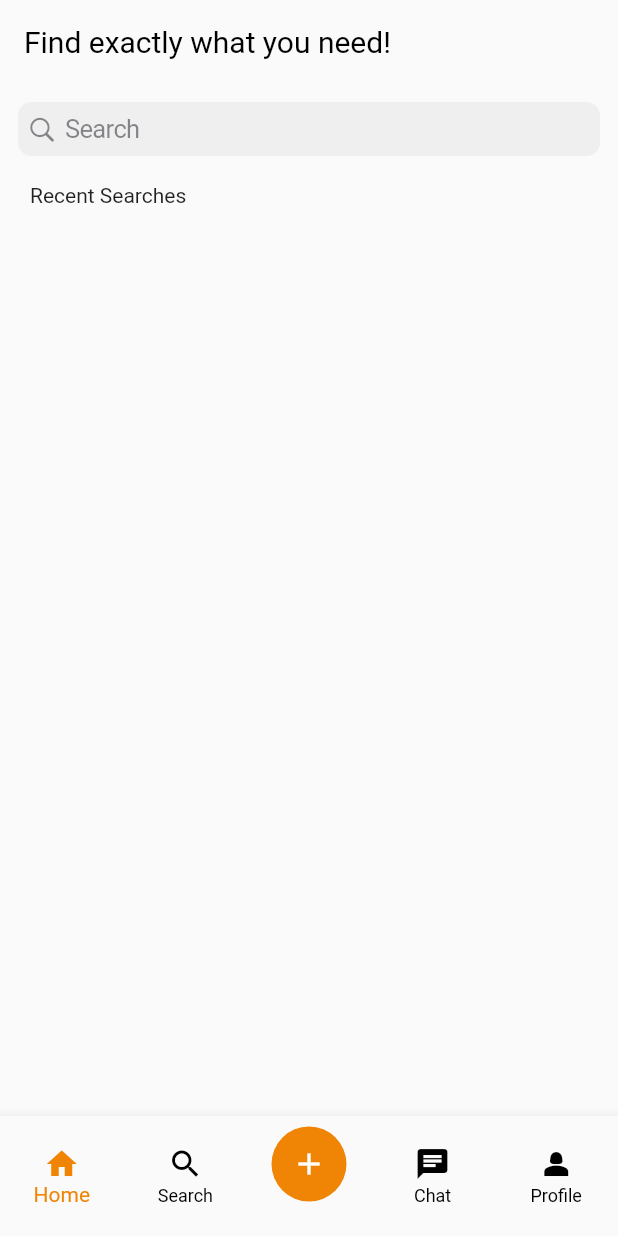
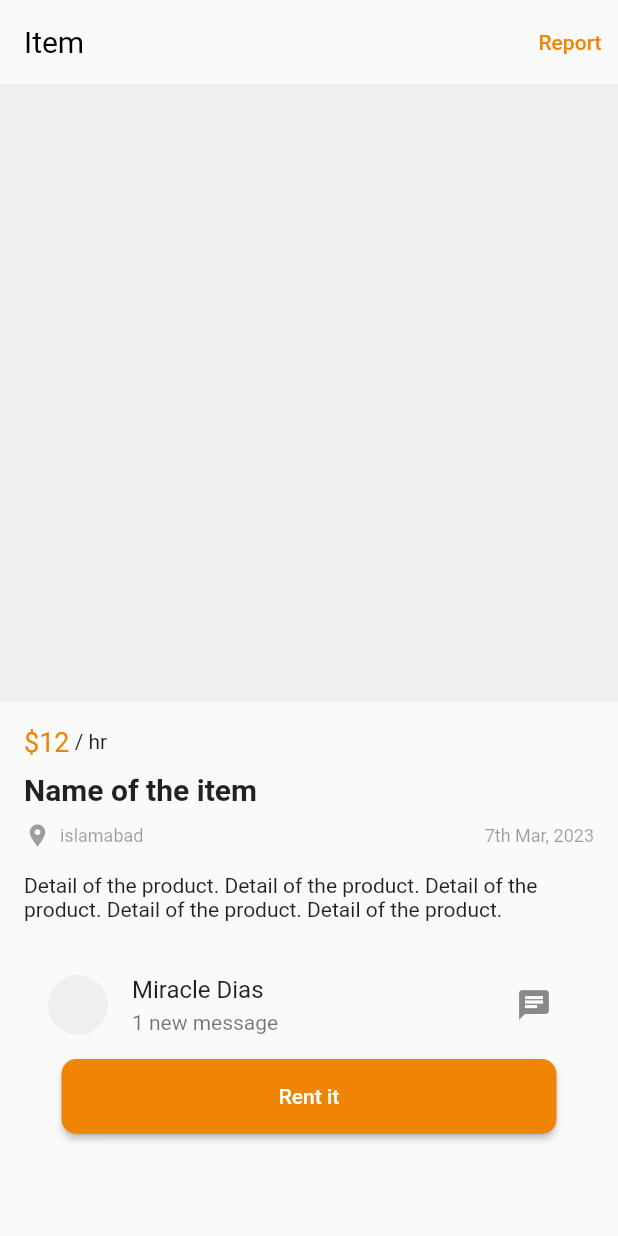
Before and after one commit to AbdulSami55/fast_app, a Flutter app: the screen it shows after launch, on a phone screen of 412 x 824 dp. Run offline on Flutter 3.47's test engine with Material 2 defaults, Android fonts, the phone set to English and light mode, and no system bars; our stand-ins replace connectivity_plus, dio, dropdown_button2, firebase_core, firebase_messaging, flutter_local_notifications and 8 more; accounts and stored records are empty.

Commit message:
new new new

```diff
--- a/lib/main.dart
+++ b/lib/main.dart
@@ -4,6 +4,7 @@ import 'package:fast_app/screens/admin/controller/AuthController.dart';
 import 'package:fast_app/screens/admin/controller/SettingController.dart';
 import 'package:fast_app/screens/chat/chat_list_screen.dart';
 import 'package:fast_app/screens/dashboard.dart';
+import 'package:fast_app/screens/product_detail.dart/product_detail.dart';
 import 'package:fast_app/screens/profile/profile_screen.dart';
 import 'package:flutter/material.dart';
 import 'package:get/get_navigation/src/root/get_material_app.dart';
@@ -70,7 +71,7 @@ class MyApp extends StatelessWidget {
       debugShowCheckedModeBanner: false,
       initialBinding: ControllerBindings(),
       title: 'Flutter Demo',
-      home: DashboardScreen(),
+      home: ProductDetail(),
     );
   }
 }
--- /dev/null
+++ b/lib/screens/product_detail.dart/product_detail.dart
@@ -0,0 +1,123 @@
+import 'package:fast_app/config/app_colors.dart';
+import 'package:fast_app/const/const_variable.dart';
+import 'package:fast_app/screens/report/report_screen.dart';
+import 'package:fast_app/widgets/app_button.dart';
+import 'package:flutter/material.dart';
+
+class ProductDetail extends StatelessWidget {
+  const ProductDetail({super.key});
+
+  @override
+  Widget build(BuildContext context) {
+    return Scaffold(
+      appBar: AppBar(
+        elevation: 0,
+        backgroundColor: Colors.transparent,
+        title: const Text(
+          "Item",
+          style: TextStyle(fontWeight: FontWeight.normal, color: Colors.black),
+        ),
+        actions: [
+          TextButton(
+              onPressed: () {
+                Navigator.push(context,
+                    MaterialPageRoute(builder: (context) => ReportScreen()));
+              },
+              child: Text(
+                "Report",
+                style: TextStyle(color: primaryColor),
+              ))
+        ],
+      ),
+      body: SingleChildScrollView(
+        child: Column(
+          crossAxisAlignment: CrossAxisAlignment.start,
+          children: [
+            Container(
+              height: MediaQuery.of(context).size.height * 0.5,
+              color: backgroundColor,
+              child: null,
+            ),
+            Padding(
+              padding: const EdgeInsets.all(16),
+              child: Column(
+                crossAxisAlignment: CrossAxisAlignment.start,
+                children: [
+                  Row(
+                    children: [
+                      Text(
+                        "\$12",
+                        style: TextStyle(color: primaryColor, fontSize: 18),
+                      ),
+                      Text(
+                        " / hr",
+                      ),
+                    ],
+                  ),
+                  SizedBox(
+                    height: 10,
+                  ),
+                  const Text(
+                    "Name of the item",
+                    style: TextStyle(fontSize: 20, fontWeight: FontWeight.w600),
+                  ),
+                  SizedBox(
+                    height: 10,
+                  ),
+                  Row(
+                    mainAxisAlignment: MainAxisAlignment.spaceBetween,
+                    children: [
+                      Row(
+                        children: [
+                          Icon(
+                            Icons.location_on,
+                            size: 18,
+                            color: Color.fromARGB(96, 4, 4, 4),
+                          ),
+                          SizedBox(
+                            width: 6,
+                          ),
+                          Text(
+                            "islamabad",
+                            style: subTitleTextStyle,
+                          ),
+                        ],
+                      ),
+                      Text(
+                        "7th Mar, 2023",
+                        style: subTitleTextStyle,
+                      )
+                    ],
+                  ),
+                  const SizedBox(
+                    height: 16,
+                  ),
+                  Text(
+                      "Detail of the product. Detail of the product. Detail of the product. Detail of the product. Detail of the product."),
+                  SizedBox(
+                    height: 20,
+                  ),
+                  ListTile(
+                    leading: CircleAvatar(
+                      backgroundColor: backgroundColor,
+                    ),
+                    title: Text("Miracle Dias"),
+                    subtitle: Padding(
+                      padding: const EdgeInsets.symmetric(vertical: 4),
+                      child: Text("1 new message"),
+                    ),
+                    trailing: IconButton(
+                      onPressed: () {},
+                      icon: Icon(Icons.chat),
+                    ),
+                  ),
+                  Center(child: AppButton(child: Text("Rent it")))
+                ],
+              ),
+            )
+          ],
+        ),
+      ),
+    );
+  }
+}
--- a/lib/screens/search/search_screen.dart
+++ b/lib/screens/search/search_screen.dart
@@ -43,7 +43,7 @@ class _SearchScreenState extends State<SearchScreen> {
             CupertinoSearchTextField(
               backgroundColor: backgroundColor,
               onSubmitted: (val) async {
-                recentSearchesManager.clearRecentSearches();
+                recentSearchesManager.addRecentSearch(val);
               },
             ),
             SizedBox(
--- a/pubspec.yaml
+++ b/pubspec.yaml
@@ -77,9 +77,8 @@ flutter:
   uses-material-design: true
 
   # To add assets to your application, add an assets section, like this:
-  # assets:
-  #   - images/a_dot_burr.jpeg
-  #   - images/a_dot_ham.jpeg
+  assets:
+    - images/
 
   # An image asset can refer to one or more resolution-specific "variants", see
   # https://flutter.dev/assets-and-images/#resolution-aware
```
Also changed, not shown: lib/screens/chat/chat_message_screen.dart (+10 -3 lines), lib/screens/report/report_screen.dart (added, +38 -0 lines), images/avatar.jpg (added).
